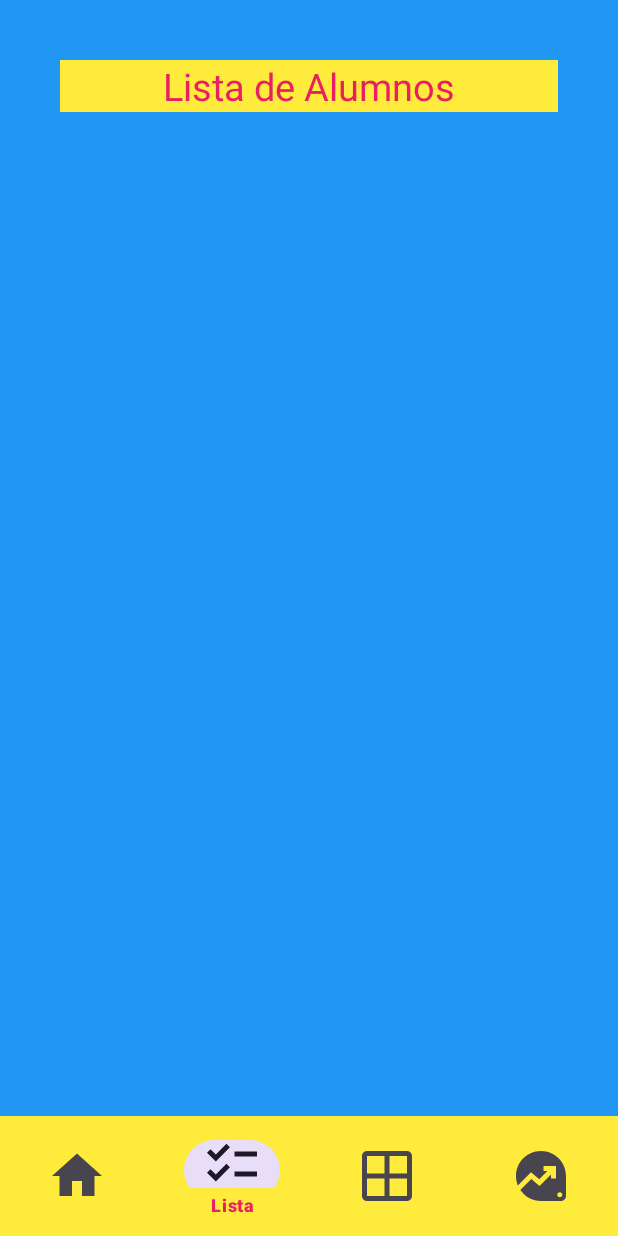
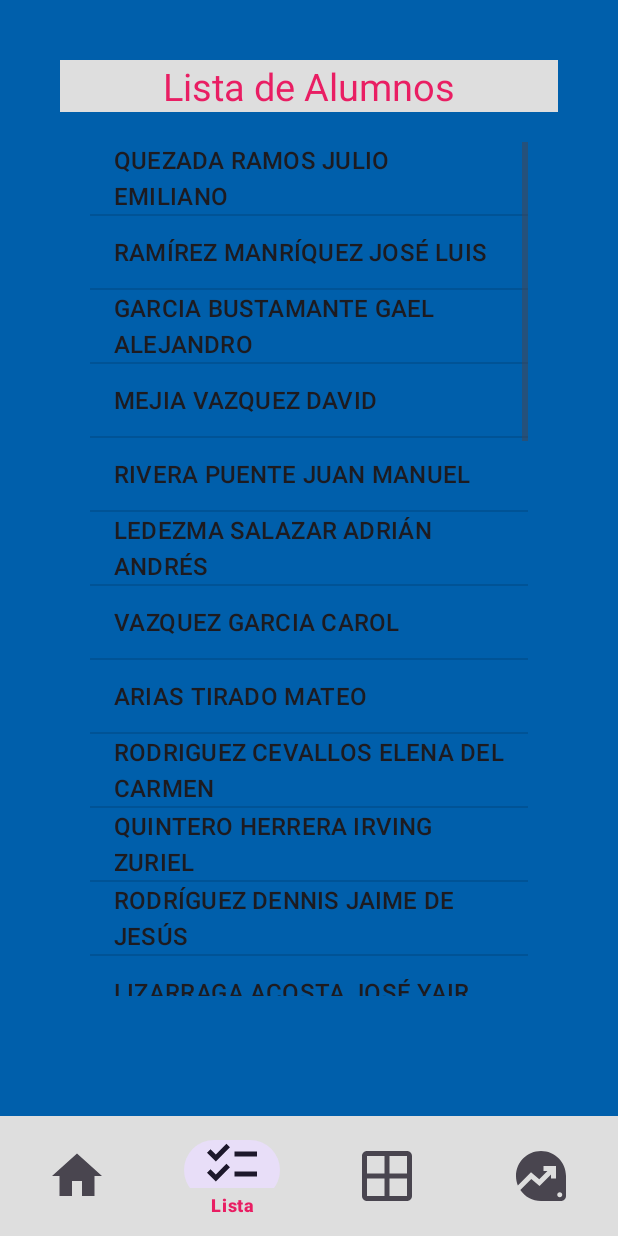
Before and after one commit to migurd/prm-pr2-bottomNav, an Android app: the screen it shows after launch (MainActivity), item 2 of the bottom bar chosen, on a phone screen of 412 x 824 dp. Run offline under Robolectric (Android 15) with nearby library versions, the phone set to English and light mode, and no system bars.

Commit message:
Added values for home and list

```diff
--- a/app/src/main/java/com/example/appmenubutton/ListFragment.kt
+++ b/app/src/main/java/com/example/appmenubutton/ListFragment.kt
@@ -5,6 +5,8 @@ import androidx.fragment.app.Fragment
 import android.view.LayoutInflater
 import android.view.View
 import android.view.ViewGroup
+import android.widget.ArrayAdapter
+import android.widget.ListView
 
 // TODO: Rename parameter arguments, choose names that match
 // the fragment initialization parameters, e.g. ARG_ITEM_NUMBER
@@ -21,6 +23,10 @@ class ListFragment : Fragment() {
     private var param1: String? = null
     private var param2: String? = null
 
+    private lateinit var listView: ListView
+    private lateinit var arrayList: ArrayList<String>
+    private lateinit var adapter: ArrayAdapter<String>
+
     override fun onCreate(savedInstanceState: Bundle?) {
         super.onCreate(savedInstanceState)
         arguments?.let {
@@ -34,7 +40,21 @@ class ListFragment : Fragment() {
         savedInstanceState: Bundle?
     ): View? {
         // Inflate the layout for this fragment
-        return inflater.inflate(R.layout.fragment_list, container, false)
+        val view = inflater.inflate(R.layout.fragment_list, container, false)
+        listView = view.findViewById(R.id.lstAlumnos)
+
+        // lee los alumnos
+        val items = resources.getStringArray(R.array.alumnos)
+
+        // inicia objetos arrayList
+        arrayList = java.util.ArrayList()
+        arrayList.addAll(items)
+
+        adapter = ArrayAdapter(requireContext(), android.R.layout.simple_list_item_1, arrayList)
+
+        listView.adapter = adapter
+
+        return view
     }
 
     companion object {
--- a/app/src/main/res/layout/fragment_list.xml
+++ b/app/src/main/res/layout/fragment_list.xml
@@ -10,6 +10,7 @@
         android:layout_width="match_parent"
         android:layout_height="match_parent"
         android:orientation="vertical"
+        android:layout_marginBottom="100sp"
         android:padding="20sp">
 
         <TextView
@@ -20,7 +21,16 @@
             android:textColor="@color/miColor"
             android:gravity="center"
             android:background="@color/barra"/>
+
+        <LinearLayout
+            android:layout_width="match_parent"
+            android:layout_height="match_parent"
+            android:orientation="vertical"
+            android:padding="20sp">
+            <ListView
+                android:layout_width="match_parent"
+                android:layout_height="match_parent"
+                android:id="@+id/lstAlumnos"/>
+        </LinearLayout>
     </LinearLayout>
-
-
 </FrameLayout>
--- a/app/src/main/res/values/colors.xml
+++ b/app/src/main/res/values/colors.xml
@@ -2,7 +2,7 @@
 <resources>
     <color name="black">#FF000000</color>
     <color name="white">#FFFFFFFF</color>
-    <color name="fondo">#2196F3</color>
-    <color name="barra">#FFEB3B</color>
+    <color name="fondo">#005FAB</color>
+    <color name="barra">#DEDEDE</color>
     <color name="miColor">#E91E63</color>
 </resources>
--- a/app/src/main/res/values/strings.xml
+++ b/app/src/main/res/values/strings.xml
@@ -6,4 +6,42 @@
     <string name="sfrmAc">Acerca de</string>
     <!-- TODO: Remove or change this placeholder text -->
     <string name="hello_blank_fragment">Hello blank fragment</string>
+    <string name="alumno">QUI MORA ÁNGEL ERNESTO</string>
+    <string name="materia">PROGRAMACIÓN MÓVIL</string>
+    <string name="carrera">ING. TECNOLOGÍAS DE LA INFORMACIÓN</string>
+    <string-array name="alumnos">
+        <item>QUEZADA RAMOS JULIO EMILIANO</item>
+        <item>RAMÍREZ MANRÍQUEZ JOSÉ LUIS</item>
+        <item>GARCIA BUSTAMANTE GAEL ALEJANDRO</item>
+        <item>MEJIA VAZQUEZ DAVID</item>
+        <item>RIVERA PUENTE JUAN MANUEL</item>
+        <item>LEDEZMA SALAZAR ADRIÁN ANDRÉS</item>
+        <item>VAZQUEZ GARCIA CAROL</item>
+        <item>ARIAS TIRADO MATEO</item>
+        <item>RODRIGUEZ CEVALLOS ELENA DEL CARMEN</item>
+        <item>QUINTERO HERRERA IRVING ZURIEL</item>
+        <item>RODRÍGUEZ DENNIS JAIME DE JESÚS</item>
+        <item>LIZARRAGA ACOSTA JOSÉ YAIR</item>
+        <item>NORIEGA FITCH FABIO MANUEL</item>
+        <item>MENDOZA LIZARRAGA RODOLFO</item>
+        <item>SANCHEZ URREA ABEL</item>
+        <item>TIRADO RIOS LUIS MARIO</item>
+        <item>SALAZAR GUTIERREZ NATALIA ABIGAIL</item>
+        <item>VEGA PIÑA OSCAR AXEL</item>
+        <item>OZUNA DIAZ RUANET ALEJANDRO</item>
+        <item>FLORES LICEA EMILIO</item>
+        <item>AGUILAR ROMERO JONATHAN JESÚS</item>
+        <item>TIRADO RIOS OSCAR DE JESUS</item>
+        <item>RAMIREZ OSUNA ANGEL GABRIEL</item>
+        <item>MORALES NIEBLA JESUS ESTEBAN</item>
+        <item>PASTRANO NAVARRO BRANDON ROGELIO</item>
+        <item>OSUNA BUENO MERARI JAZEL</item>
+        <item>UBALDO SANCHEZ JUAN CARLOS</item>
+        <item>QUI MORA ANGEL ERNESTO</item>
+        <item>REYES LIZARRAGA JONATHAN ALEXIS</item>
+        <item>GARCIA GONZALEZ JORGE ENRIQUE</item>
+        <item>SALAZAR TIRADO EVELYN DANIELA</item>
+        <item>RENDON ESTRADA JORGE</item>
+        <item>TIRADO ROMERO JUAN JOSÉ</item>
+    </string-array>
 </resources>
```
Also changed, not shown: app/src/main/res/layout/fragment_home.xml (+52 -0 lines), app/src/main/res/mipmap-hdpi/alumno.png (added).
